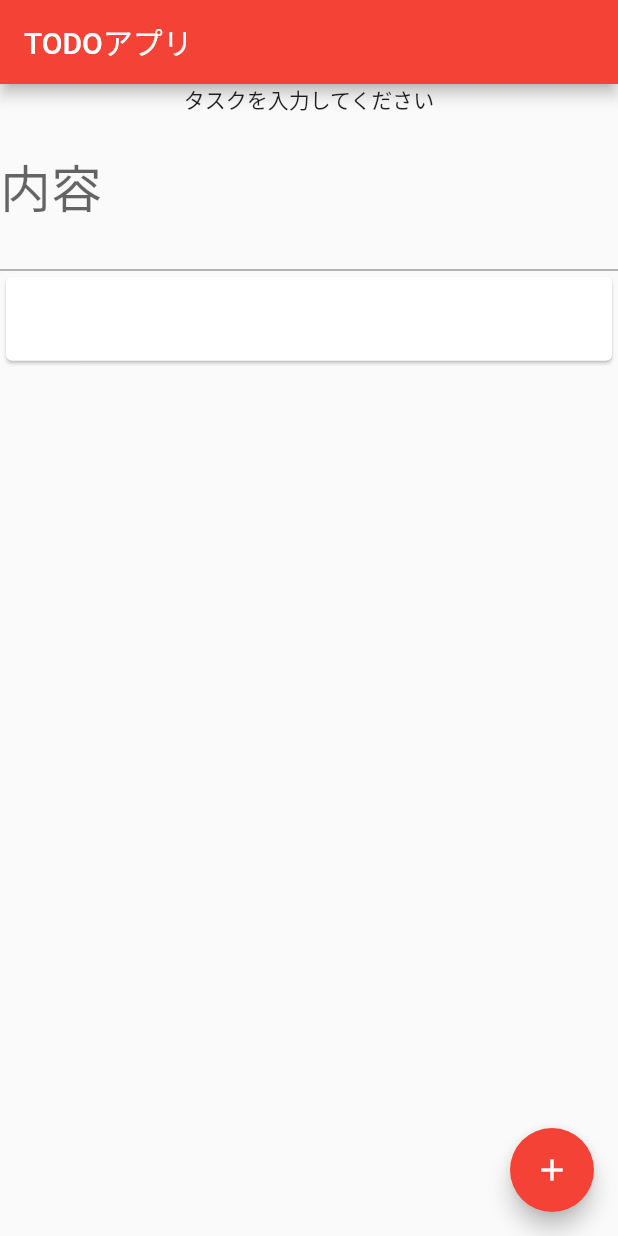
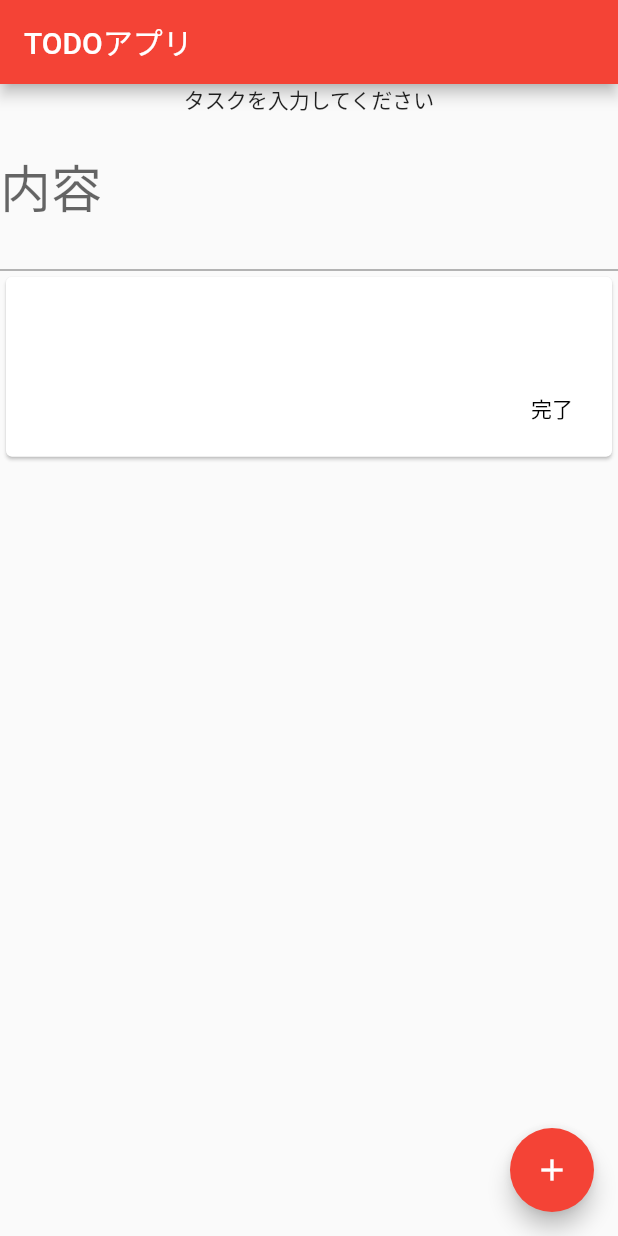
Before and after one commit to RyuseiNomi/todo_app, a Flutter app: the screen it shows after launch, after a tap on the "add" icon, on a phone screen of 412 x 824 dp. Run offline on Flutter 3.47's test engine with Material 2 defaults, Android fonts, the phone set to English and light mode, and no system bars.

Commit message:
タスク削除ボタンの追加

```diff
--- a/lib/main.dart
+++ b/lib/main.dart
@@ -46,7 +46,9 @@ class _TaskState extends State<Task> {
   }
 
   void _deleteTask(int index) {
-    this._task.removeAt(index);
+    setState(() {
+      this._task.removeAt(index);
+    });
   }
 
 
@@ -76,9 +78,22 @@ class _TaskState extends State<Task> {
                     itemCount: this._task.length,
                     itemBuilder: (context, int index) {
                       return Card(
-                        child: ListTile(
-                          title: Text(_task[index]),
-                        ));
+                        child: Column(
+                          children: <Widget>[
+                            ListTile(
+                              title: Text(_task[index]),
+                            ),
+                            ButtonTheme.bar(
+                              child: ButtonBar(
+                                children: <Widget>[
+                                  FlatButton(
+                                    child: const Text('完了'),
+                                    onPressed: () => _deleteTask(index),
+                                  )
+                                ],),
+                            )
+                          ],)
+                        );
                     },
                   ))
             ),
```
